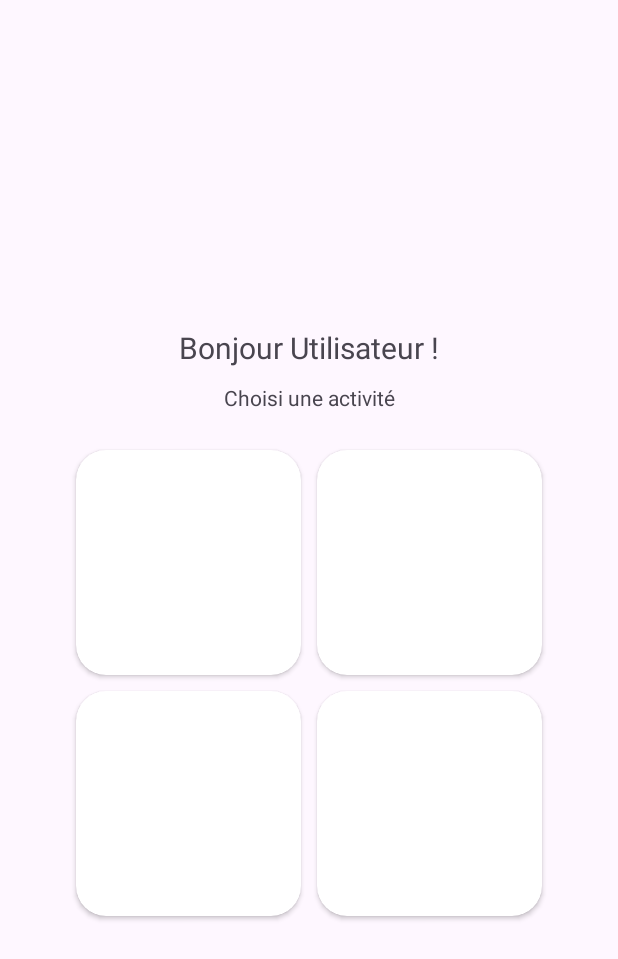
After one commit to paaulrbn/Ecole-des-Loustics, an Android app built with Jetpack Compose: the MainMenuActivity screen opened directly, with no data from a screen before it, on a phone screen of 412 x 824 dp. The commit adds this screen. Shown: the top 959 px of the screen. Run offline under Robolectric (Android 15) with nearby library versions, the phone set to English and light mode, and no system bars.

Commit message:
Add MainMenuActivity and layout for main menu screen

```diff
--- a/app/src/main/AndroidManifest.xml
+++ b/app/src/main/AndroidManifest.xml
@@ -13,6 +13,9 @@
         android:theme="@style/Theme.EcoleDesLoustics"
         tools:targetApi="31">
         <activity
+            android:name=".MainMenuActivity"
+            android:exported="false" />
+        <activity
             android:name=".MainActivity"
             android:exported="true"
             android:label="@string/app_name"
--- /dev/null
+++ b/app/src/main/java/fr/iut/ecoledesloustics/MainMenuActivity.java
@@ -0,0 +1,18 @@
+package fr.iut.ecoledesloustics;
+
+import android.os.Bundle;
+
+import androidx.activity.EdgeToEdge;
+import androidx.appcompat.app.AppCompatActivity;
+import androidx.core.graphics.Insets;
+import androidx.core.view.ViewCompat;
+import androidx.core.view.WindowInsetsCompat;
+
+public class MainMenuActivity extends AppCompatActivity {
+
+    @Override
+    protected void onCreate(Bundle savedInstanceState) {
+        super.onCreate(savedInstanceState);
+        setContentView(R.layout.activity_main_menu);
+    }
+}
--- /dev/null
+++ b/app/src/main/res/layout/activity_main_menu.xml
@@ -0,0 +1,112 @@
+<?xml version="1.0" encoding="utf-8"?>
+<LinearLayout xmlns:android="http://schemas.android.com/apk/res/android"
+    xmlns:app="http://schemas.android.com/apk/res-auto"
+    xmlns:tools="http://schemas.android.com/tools"
+    android:layout_width="match_parent"
+    android:layout_height="match_parent"
+    android:gravity="center"
+    android:orientation="vertical"
+    android:paddingHorizontal="10dp"
+    tools:context=".MainActivity">
+
+
+    <TextView
+        android:id="@+id/textView2"
+        android:layout_width="match_parent"
+        android:layout_height="wrap_content"
+        android:layout_margin="10dp"
+        android:gravity="center"
+        android:text="Bonjour Utilisateur !"
+        android:textSize="20sp" />
+
+    <TextView
+        android:id="@+id/textView3"
+        android:layout_width="match_parent"
+        android:layout_height="wrap_content"
+        android:layout_marginBottom="20dp"
+        android:gravity="center"
+        android:text="Choisi une activité" />
+
+    <TableLayout
+        android:layout_width="wrap_content"
+        android:layout_height="wrap_content"
+        android:gravity="center">
+
+        <TableRow
+            android:layout_width="match_parent"
+            android:layout_height="match_parent">
+
+            <androidx.cardview.widget.CardView
+                android:layout_width="150dp"
+                android:layout_height="150dp"
+                android:layout_margin="5dp"
+                app:cardCornerRadius="20dp">
+
+                <ImageButton
+                    android:id="@+id/imageButton1"
+                    android:layout_width="match_parent"
+                    android:layout_height="match_parent"
+                    android:background="?attr/selectableItemBackground"
+                    android:scaleType="centerCrop"
+                    tools:srcCompat="@tools:sample/backgrounds/scenic" />
+
+            </androidx.cardview.widget.CardView>
+
+
+            <androidx.cardview.widget.CardView
+                android:layout_width="150dp"
+                android:layout_height="150dp"
+                android:layout_margin="5dp"
+                app:cardCornerRadius="20dp">
+
+                <ImageButton
+                    android:id="@+id/imageButton2"
+                    android:layout_width="match_parent"
+                    android:layout_height="match_parent"
+                    android:background="?attr/selectableItemBackground"
+                    android:scaleType="centerCrop"
+                    tools:srcCompat="@tools:sample/backgrounds/scenic" />
+
+            </androidx.cardview.widget.CardView>
+        </TableRow>
+
+        <TableRow
+            android:layout_width="match_parent"
+            android:layout_height="match_parent">
+
+            <androidx.cardview.widget.CardView
+                android:layout_width="150dp"
+                android:layout_height="150dp"
+                android:layout_margin="5dp"
+                app:cardCornerRadius="20dp">
+
+                <ImageButton
+                    android:id="@+id/imageButton3"
+                    android:layout_width="match_parent"
+                    android:layout_height="match_parent"
+                    android:background="?attr/selectableItemBackground"
+                    android:scaleType="centerCrop"
+                    tools:srcCompat="@tools:sample/backgrounds/scenic" />
+
+            </androidx.cardview.widget.CardView>
+
+            <androidx.cardview.widget.CardView
+                android:layout_width="150dp"
+                android:layout_height="150dp"
+                android:layout_margin="5dp"
+                app:cardCornerRadius="20dp">
+
+                <ImageButton
+                    android:id="@+id/imageButton4"
+                    android:layout_width="match_parent"
+                    android:layout_height="match_parent"
+                    android:background="?attr/selectableItemBackground"
+                    android:scaleType="centerCrop"
+                    tools:srcCompat="@tools:sample/backgrounds/scenic" />
+
+            </androidx.cardview.widget.CardView>
+
+        </TableRow>
+
+    </TableLayout>
+</LinearLayout>
```
Also changed, not shown: app/src/main/java/fr/iut/ecoledesloustics/MainActivity.java (+14 -0 lines), app/src/main/res/layout/activity_main.xml (+31 -7 lines).
